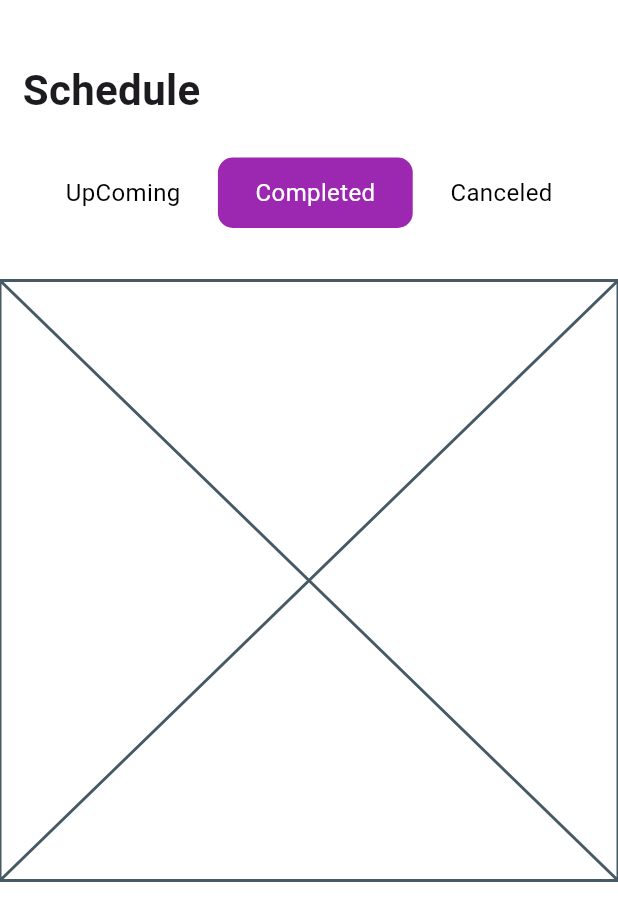
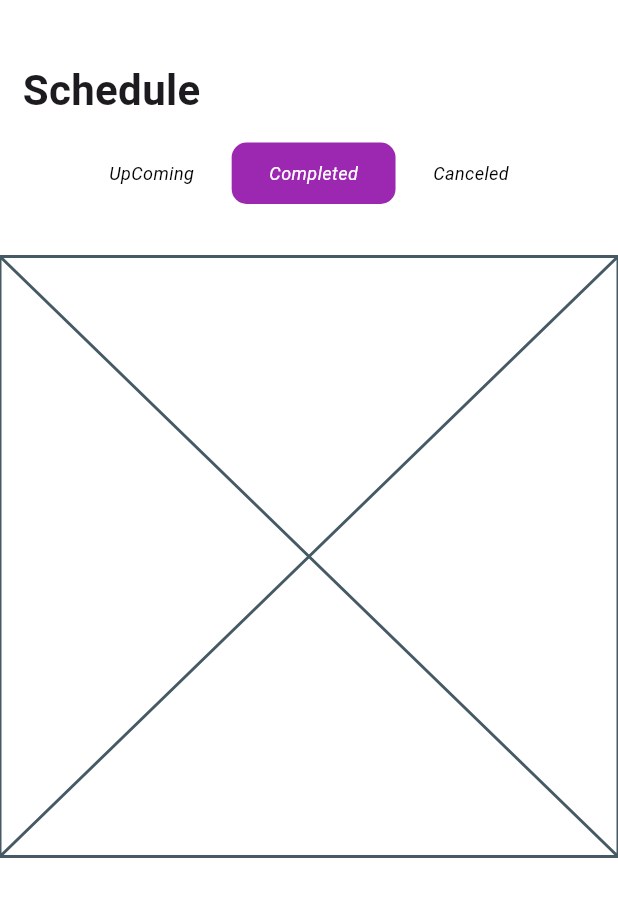
Before and after one commit to NawaraSaber/DocOnCall, a Flutter app: the ScheduleScreen widget shown alone on an empty page, opened directly, after a tap on "Completed", on a phone screen of 412 x 824 dp. Shown: the top 921 px of the screen. Run offline on Flutter 3.47's test engine with Material 3 defaults, Android fonts, the phone set to English and light mode, and no system bars; our stand-ins replace animated_splash_screen, card_swiper, fancy_shimmer_image, flutter_iconly, image_picker, ionicons and 2 more; missing offline and left inert: dynamic_height_grid_view; accounts and stored records are empty; network calls fail.

Commit message:
Edit some buges in phone

```diff
--- a/lib/root_screen.dart
+++ b/lib/root_screen.dart
@@ -75,7 +75,7 @@ class _RootScreenState extends State<RootScreen> {
           NavigationDestination(
             selectedIcon: Icon(IconlyBold.calendar),
             icon: Icon(IconlyLight.calendar),
-            label: "Appointments",
+            label: "Appointment",
           ),
           NavigationDestination(
             selectedIcon: Icon(IconlyBold.profile),
--- a/lib/screens/appioment/schedule_screen.dart
+++ b/lib/screens/appioment/schedule_screen.dart
@@ -42,7 +42,7 @@ class _ScheduleScreenState extends State<ScheduleScreen> {
               ),
             ),
             const SizedBox(
-              height: 20,
+              height: 10,
             ),
             Container(
               padding: const EdgeInsets.all(5),
@@ -72,7 +72,8 @@ class _ScheduleScreenState extends State<ScheduleScreen> {
                       child: SubtitleTextWidget(
                         label: "UpComing",
                         color: _buttonIndex == 0 ? Colors.white : Colors.black,
-                        fontSize: 16,
+                        fontSize: 12,
+                        fontStyle: FontStyle.italic,
                       ),
                     ),
                   ),
@@ -95,7 +96,8 @@ class _ScheduleScreenState extends State<ScheduleScreen> {
                       ),
                       child: SubtitleTextWidget(
                         label: "Completed",
-                        fontSize: 16,
+                        fontSize: 12,
+                        fontStyle: FontStyle.italic,
                         color: _buttonIndex == 1 ? Colors.white : Colors.black,
                       ),
                     ),
@@ -117,7 +119,8 @@ class _ScheduleScreenState extends State<ScheduleScreen> {
                       ),
                       child: SubtitleTextWidget(
                         label: "Canceled",
-                        fontSize: 16,
+                        fontStyle: FontStyle.italic,
+                        fontSize: 12,
                         color: _buttonIndex == 2 ? Colors.white : Colors.black,
                       ),
                     ),
--- a/lib/widgets/products/ctg_rounded_widget.dart
+++ b/lib/widgets/products/ctg_rounded_widget.dart
@@ -28,7 +28,7 @@ class CategoryRoundedWidget extends StatelessWidget {
           ),
           SubtitleTextWidget(
             label: name,
-            fontSize: 13,
+            fontSize: 11,
             fontWeight: FontWeight.bold,
           )
         ],
```
Also changed, not shown: lib/screens/home_screen.dart (+34 -19 lines).
